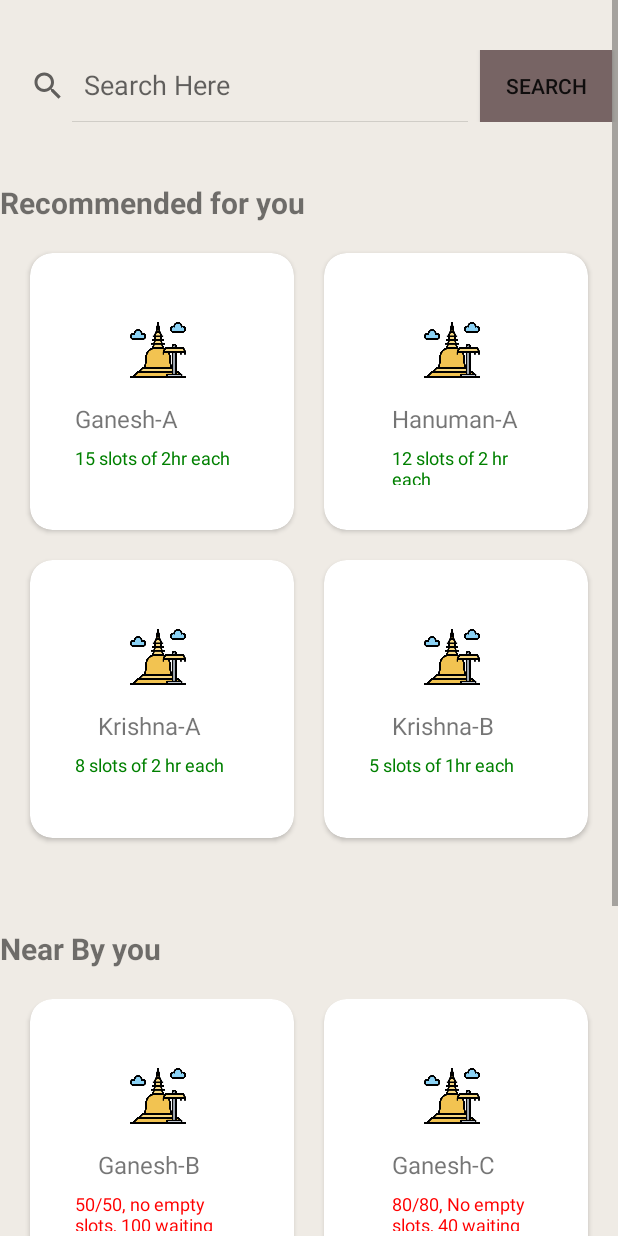
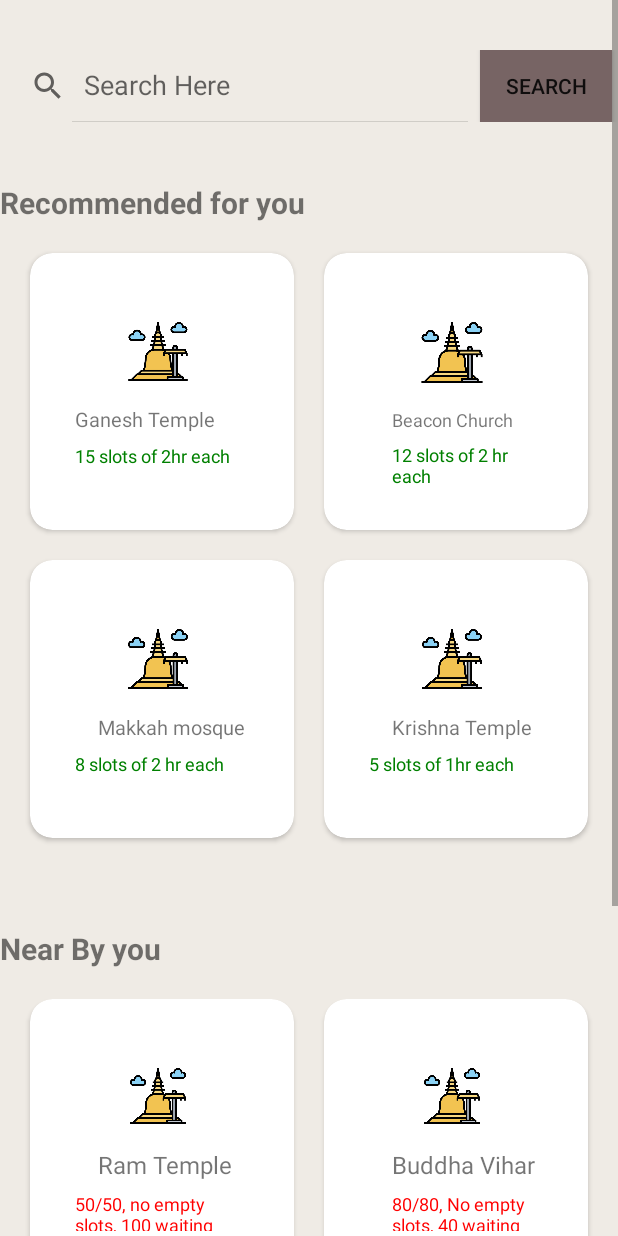
Before and after one commit to ritugm/CallForCodeSarathiApp, an Android app: the DisplayValuesTemple screen opened directly, with no data from a screen before it, on a phone screen of 412 x 824 dp. Run offline under Robolectric (Android 15) with nearby library versions, the phone set to English and light mode, and no system bars.

Commit message:
Updated Android code

```diff
--- a/FrontendAndroid/app/src/main/res/layout/activity_display_values.xml
+++ b/FrontendAndroid/app/src/main/res/layout/activity_display_values.xml
@@ -83,8 +83,8 @@
                 <TextView
                     android:layout_width="wrap_content"
                     android:layout_height="wrap_content"
-                    android:text="Ganesh-A"
-                    android:textSize="16sp" />
+                    android:text="Ganesh Temple"
+                    android:textSize="13sp" />
 
                 <TextView
                     android:layout_width="wrap_content"
@@ -123,10 +123,11 @@
                         android:layout_width="wrap_content"
                         android:layout_height="wrap_content"
                         android:layout_marginStart="15dp"
-                        android:layout_marginLeft="135dp"
-                        android:text="Hanuman-A"
 
-                        android:textSize="16sp" />
+                        android:layout_marginLeft="125dp"
+                        android:text="Beacon Church"
+
+                        android:textSize="12sp" />
 
                     <TextView
                         android:layout_width="wrap_content"
@@ -169,8 +170,8 @@
                         android:layout_height="wrap_content"
                         android:layout_marginStart="15dp"
                         android:layout_marginLeft="135dp"
-                        android:text="Krishna-A"
-                        android:textSize="16sp" />
+                        android:text="Makkah mosque"
+                        android:textSize="13sp" />
                     <TextView
                         android:layout_width="wrap_content"
                         android:layout_height="48dp"
@@ -209,8 +210,8 @@
                         android:layout_height="wrap_content"
                         android:layout_marginStart="15dp"
                         android:layout_marginLeft="135dp"
-                        android:text="Krishna-B"
-                        android:textSize="16sp" />
+                        android:text="Krishna Temple"
+                        android:textSize="13sp" />
                     <TextView
                         android:layout_width="wrap_content"
                         android:layout_height="48dp"
@@ -277,7 +278,7 @@
                             android:layout_height="wrap_content"
                             android:layout_marginStart="15dp"
                             android:layout_marginLeft="135dp"
-                            android:text="Ganesh-B"
+                            android:text="Ram Temple"
                             android:textSize="16sp" />
 
                         <TextView
@@ -319,7 +320,7 @@
                             android:layout_height="wrap_content"
                             android:layout_marginStart="15dp"
                             android:layout_marginLeft="135dp"
-                            android:text="Ganesh-C"
+                            android:text="Buddha Vihar"
 
                             android:textSize="16sp" />
 
@@ -363,9 +364,9 @@
                             android:layout_width="wrap_content"
                             android:layout_height="wrap_content"
                             android:layout_marginStart="15dp"
-                            android:layout_marginLeft="135dp"
-                            android:text="Hanuman-R"
-                            android:textSize="16sp" />
+                            android:layout_marginLeft="145dp"
+                            android:text="MethodistChurch"
+                            android:textSize="13sp" />
                         <TextView
                             android:layout_width="wrap_content"
                             android:layout_height="48dp"
@@ -404,8 +405,8 @@
                             android:layout_height="wrap_content"
                             android:layout_marginStart="15dp"
                             android:layout_marginLeft="135dp"
-                            android:text="Hanuman-D"
-                            android:textSize="16sp" />
+                            android:text="Hanuman Temple"
+                            android:textSize="13sp" />
                         <TextView
                             android:layout_width="wrap_content"
                             android:layout_height="48dp"
--- a/FrontendAndroid/app/src/main/res/layout/activity_home.xml
+++ b/FrontendAndroid/app/src/main/res/layout/activity_home.xml
@@ -34,7 +34,7 @@
                     <TextView
                         android:layout_width="wrap_content"
                         android:layout_height="wrap_content"
-                        android:text="Mr. Sham"
+                        android:text="Mr. Test"
                         android:layout_marginLeft="20dp"
                         android:textSize="17dp"
                         android:textColor="@color/input_register_bg"
@@ -108,9 +108,7 @@
                     <TextView
                         android:layout_width="wrap_content"
                         android:layout_height="wrap_content"
-                        android:layout_marginStart="15dp"
-                        android:layout_marginLeft="135dp"
-                        android:text="Temples"
+                        android:text="Religious places"
                         android:textSize="16sp" />
                 </LinearLayout>
 
--- a/FrontendAndroid/app/src/main/res/layout/activity_poi.xml
+++ b/FrontendAndroid/app/src/main/res/layout/activity_poi.xml
@@ -28,7 +28,7 @@
                 android:layout_height="wrap_content"
                 android:layout_marginLeft="40dp"
                 android:layout_marginTop="85dp"
-                android:text="Ganesh Temple Indira Nagar\n\n Details ..."
+                android:text="Ganesh Temple"
                 android:textSize="18dp"
                 android:textStyle="bold"
 
```
Also changed, not shown: FrontendAndroid/app/src/main/res/drawable/ourlogo.png (added), 3 other files.
